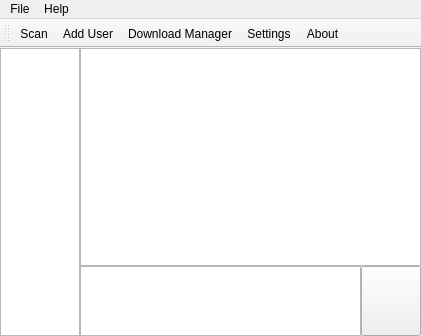
Old version of the form Chat.ui in the repository ITsJust4Fun/QP2PChat.
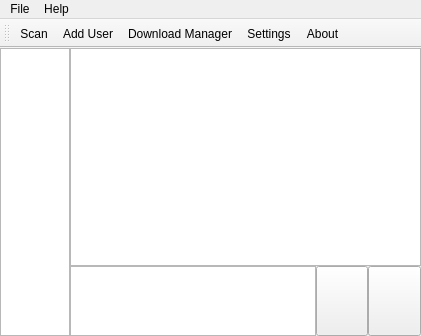
New version of the form. Icons and pictures are not drawn.

Patch:
```diff
--- a/Chat.ui
+++ b/Chat.ui
@@ -17,7 +17,7 @@
    <string>Chat</string>
   </property>
   <widget class="QWidget" name="centralWidget">
-   <layout class="QGridLayout" name="gridLayout" rowstretch="10,1" columnstretch="4,14,3">
+   <layout class="QGridLayout" name="gridLayout" rowstretch="10,1" columnstretch="4,14,3,3">
     <property name="leftMargin">
      <number>0</number>
     </property>
@@ -33,7 +33,7 @@
     <property name="spacing">
      <number>0</number>
     </property>
-    <item row="1" column="2">
+    <item row="1" column="3">
      <widget class="QPushButton" name="buttonSend">
       <property name="sizePolicy">
        <sizepolicy hsizetype="Expanding" vsizetype="Expanding">
@@ -59,15 +59,41 @@
       </property>
      </widget>
     </item>
-    <item row="1" column="1">
-     <widget class="QTextEdit" name="messageEdit"/>
-    </item>
-    <item row="0" column="1" colspan="2">
+    <item row="0" column="1" colspan="3">
      <widget class="QTextBrowser" name="messageArea"/>
     </item>
     <item row="0" column="0" rowspan="2">
      <widget class="QListWidget" name="listWidget"/>
     </item>
+    <item row="1" column="1">
+     <widget class="QTextEdit" name="messageEdit"/>
+    </item>
+    <item row="1" column="2">
+     <widget class="QPushButton" name="attach">
+      <property name="sizePolicy">
+       <sizepolicy hsizetype="Expanding" vsizetype="Expanding">
+        <horstretch>0</horstretch>
+        <verstretch>0</verstretch>
+       </sizepolicy>
+      </property>
+      <property name="toolTip">
+       <string>Attach Files</string>
+      </property>
+      <property name="text">
+       <string/>
+      </property>
+      <property name="icon">
+       <iconset resource="icons.qrc">
+        <normaloff>:/icons/attach.png</normaloff>:/icons/attach.png</iconset>
+      </property>
+      <property name="iconSize">
+       <size>
+        <width>30</width>
+        <height>30</height>
+       </size>
+      </property>
+     </widget>
+    </item>
    </layout>
   </widget>
   <widget class="QMenuBar" name="menuBar">
```
